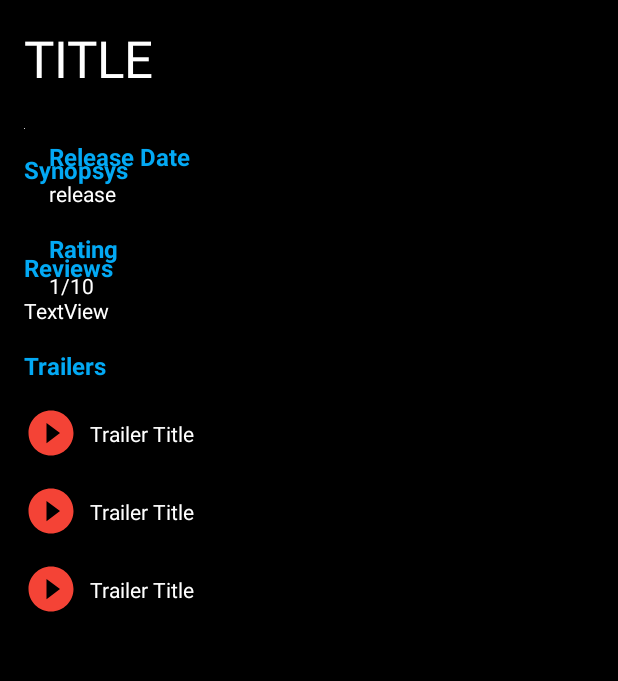
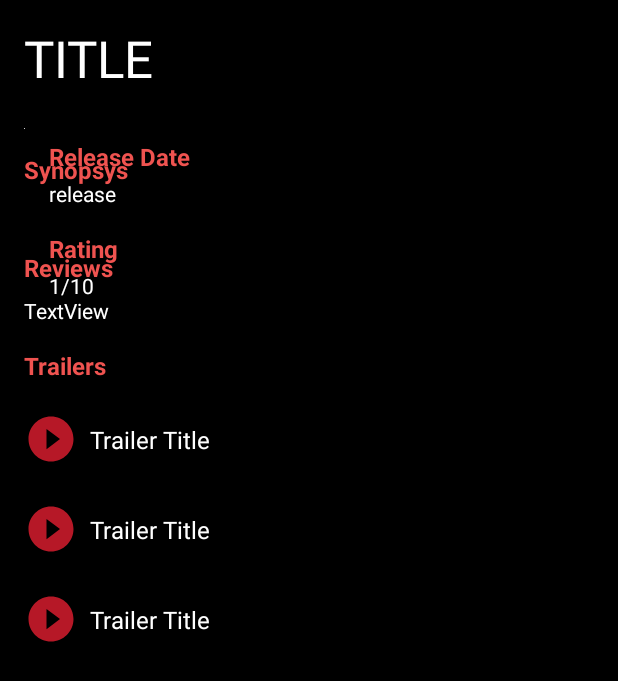
Before and after one commit to baileytye/popularmovies, an Android app: the layout activity_details.xml on its own in the app's theme, with its tools: preview values and no code run, on a phone screen of 412 x 824 dp. Shown: the top 681 px of the screen. Run offline under Robolectric (Android 15) with nearby library versions, the phone set to English and light mode, and no system bars.

```diff
--- a/app/src/main/res/drawable/ic_baseline_play_circle_filled_white_48px.xml
+++ b/app/src/main/res/drawable/ic_baseline_play_circle_filled_white_48px.xml
@@ -3,6 +3,6 @@
     android:viewportWidth="48"
     android:width="36dp"
     xmlns:android="http://schemas.android.com/apk/res/android">
-    <path android:fillColor="#f44336"
+    <path android:fillColor="#b61827"
         android:pathData="M24,4C12.95,4 4,12.95 4,24s8.95,20 20,20 20,-8.95 20,-20S35.05,4 24,4zM20,33L20,15l12,9 -12,9z"/>
 </vector>
--- a/app/src/main/res/layout/activity_details.xml
+++ b/app/src/main/res/layout/activity_details.xml
@@ -5,7 +5,6 @@
     xmlns:tools="http://schemas.android.com/tools"
     android:layout_width="match_parent"
     android:layout_height="match_parent"
-
     android:isScrollContainer="true"
     tools:context=".DetailsActivity">
 
@@ -14,7 +13,20 @@
         android:layout_width="match_parent"
         android:layout_height="match_parent"
         android:background="@android:color/background_dark"
-        android:isScrollContainer="true">
+        android:isScrollContainer="true"
+        android:descendantFocusability="blocksDescendants">
+
+        <ProgressBar
+            android:id="@+id/pb_loading_trailers"
+            style="?android:attr/progressBarStyle"
+            android:layout_width="wrap_content"
+            android:layout_height="wrap_content"
+            android:layout_gravity="center"
+            android:layout_marginTop="8dp"
+            android:visibility="gone"
+            app:layout_constraintEnd_toEndOf="@+id/rv_details_trailers"
+            app:layout_constraintStart_toStartOf="@+id/rv_details_trailers"
+            app:layout_constraintTop_toTopOf="@+id/rv_details_trailers" />
 
         <ImageView
             android:id="@+id/iv_details_poster"
@@ -118,6 +130,7 @@
             android:layout_width="wrap_content"
             android:layout_height="wrap_content"
             android:layout_marginTop="8dp"
+            android:onClick="startReviewActivity"
             android:text="TextView"
             app:layout_constraintStart_toStartOf="@+id/label_reviews"
             app:layout_constraintTop_toBottomOf="@+id/label_reviews" />
@@ -142,6 +155,16 @@
             app:layout_constraintTop_toBottomOf="@+id/label_trailers"
             tools:listitem="@layout/trailer_item" />
 
+        <TextView
+            android:id="@+id/tv_details_error_message"
+            android:layout_width="wrap_content"
+            android:layout_height="wrap_content"
+            android:text="TextView"
+            android:visibility="invisible"
+            app:layout_constraintEnd_toEndOf="@+id/rv_details_trailers"
+            app:layout_constraintStart_toStartOf="@+id/rv_details_trailers"
+            app:layout_constraintTop_toTopOf="@+id/rv_details_trailers" />
+
     </androidx.constraintlayout.widget.ConstraintLayout>
 
 </ScrollView>
--- a/app/src/main/res/layout/trailer_item.xml
+++ b/app/src/main/res/layout/trailer_item.xml
@@ -5,17 +5,21 @@
     android:id="@+id/constraintLayout"
     android:layout_width="match_parent"
     android:layout_height="wrap_content"
-    android:layout_marginTop="8dp"
-    android:layout_marginBottom="8dp"
+    android:layout_marginTop="12dp"
+    android:layout_marginBottom="12dp"
     android:orientation="vertical">
 
     <TextView
         android:id="@+id/tv_trailer_title"
-        android:layout_width="wrap_content"
+        android:layout_width="0dp"
         android:layout_height="wrap_content"
         android:layout_marginStart="8dp"
+        android:layout_marginEnd="8dp"
+        android:singleLine="false"
         android:text="Trailer Title"
+        android:textAppearance="@style/TextAppearance.AppCompat.Light.SearchResult.Subtitle"
         app:layout_constraintBottom_toBottomOf="@+id/iv_play_trailer"
+        app:layout_constraintEnd_toEndOf="parent"
         app:layout_constraintStart_toEndOf="@+id/iv_play_trailer"
         app:layout_constraintTop_toTopOf="@+id/iv_play_trailer" />
 
--- a/app/src/main/res/values/colors.xml
+++ b/app/src/main/res/values/colors.xml
@@ -3,7 +3,7 @@
     <color name="colorPrimary">#0c0c0c</color>
     <color name="colorPrimaryDark">#000000</color>
     <color name="colorPrimaryLight">#484846</color>
-    <color name="colorAccent">#03a9f4</color>
+    <color name="colorAccent">#ef5350</color>
     <color name="white">#FFFFFF</color>
     <color name="black">#000000</color>
 </resources>
--- a/app/src/main/res/values/strings.xml
+++ b/app/src/main/res/values/strings.xml
@@ -1,6 +1,7 @@
 <resources>
     <string name="app_name">Popular Movies</string>
     <string name="details_activity_label">Details</string>
+    <string name="reviews_activity_label">Reviews</string>
 
     <string name="error">Error: \u0020 </string>
     <string name="click_to_retry">\nClick to retry</string>
@@ -24,5 +25,6 @@
     <string name="label_reviews">Reviews</string>
 
     <string name="added_to_favorites">Added to favorites!</string>
+    <string name="label_review_author">A review by</string>
 
 </resources>
```
Also changed, not shown: app/src/main/AndroidManifest.xml (+12 -5 lines), app/src/main/java/com/tye/popularmovies/Adapters/ReviewsAdapter.java (added, +82 -0 lines), app/src/main/java/com/tye/popularmovies/Adapters/TrailersAdapter.java (+12 -5 lines), app/src/main/java/com/tye/popularmovies/DetailsActivity.java (+75 -4 lines), app/src/main/java/com/tye/popularmovies/ReviewsActivity.java (added, +138 -0 lines), app/src/main/res/layout/activity_reviews.xml (added, +22 -0 lines), app/src/main/res/layout/review_item.xml (added, +59 -0 lines).
